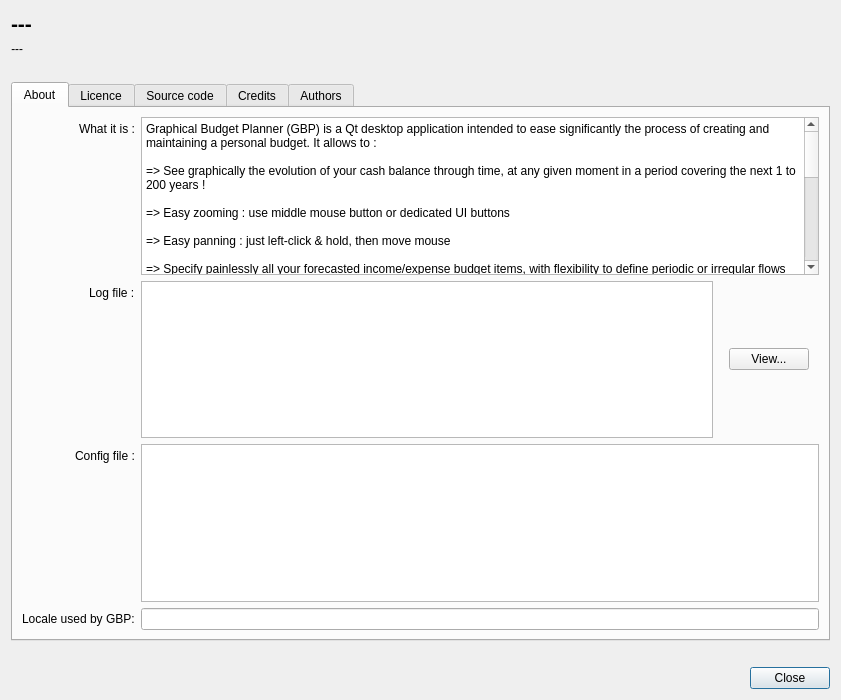
The window that src/aboutdialog.ui (redmoon1945/gbp) describes before a commit, drawn with Qt 5.
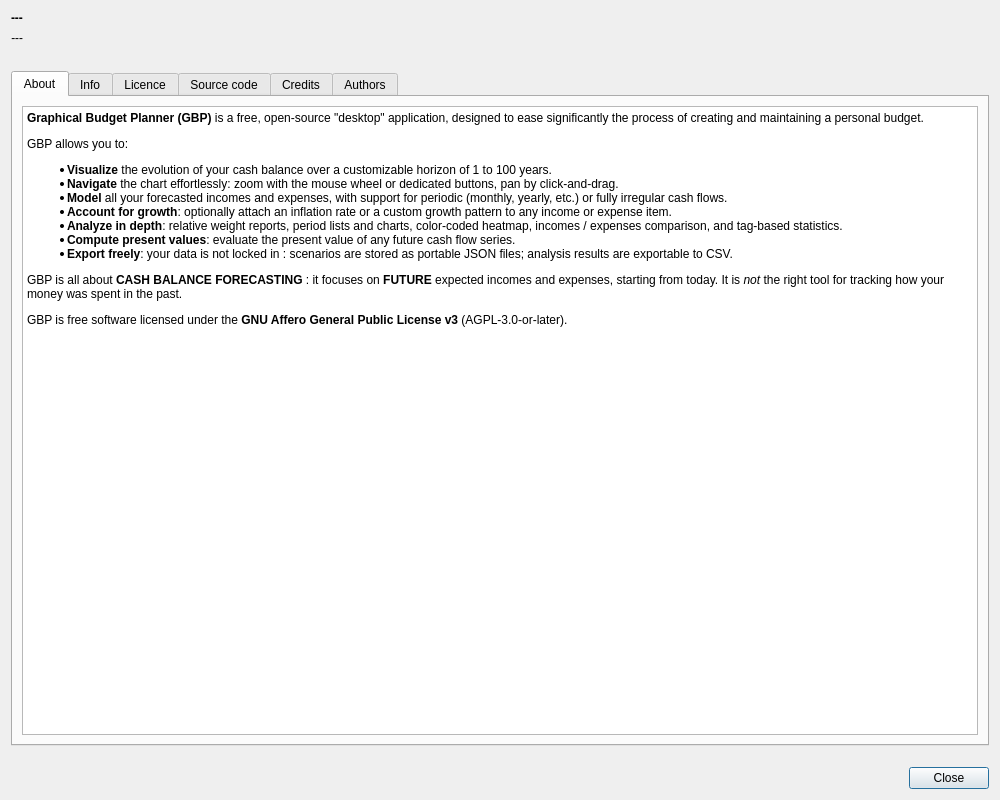
The same window after the commit. The open tabs and pages were chosen to show the change.

Diff of the .ui file:
```diff
--- a/src/aboutdialog.ui
+++ b/src/aboutdialog.ui
@@ -6,8 +6,8 @@
    <rect>
     <x>0</x>
     <y>0</y>
-    <width>841</width>
-    <height>700</height>
+    <width>1000</width>
+    <height>800</height>
    </rect>
   </property>
   <property name="windowTitle">
@@ -23,7 +23,6 @@
       <widget class="QLabel" name="appLabel">
        <property name="font">
         <font>
-         <pointsize>16</pointsize>
          <bold>true</bold>
         </font>
        </property>
@@ -72,6 +71,41 @@
         <attribute name="title">
          <string>About</string>
         </attribute>
+        <layout class="QVBoxLayout" name="verticalLayout_about">
+         <item>
+          <widget class="QTextBrowser" name="plainTextEdit">
+           <property name="readOnly">
+            <bool>true</bool>
+           </property>
+           <property name="html">
+            <string>&lt;!DOCTYPE HTML PUBLIC &quot;-//W3C//DTD HTML 4.0//EN&quot; &quot;http://www.w3.org/TR/REC-html40/strict.dtd&quot;&gt;
+&lt;html&gt;&lt;head&gt;&lt;meta name=&quot;qrichtext&quot; content=&quot;1&quot; /&gt;&lt;meta charset=&quot;utf-8&quot; /&gt;&lt;style type=&quot;text/css&quot;&gt;
+p, li { white-space: pre-wrap; }
+hr { height: 1px; border-width: 0; }
+li.unchecked::marker { content: &quot;\2610&quot;; }
+li.checked::marker { content: &quot;\2612&quot;; }
+&lt;/style&gt;&lt;/head&gt;&lt;body&gt;
+&lt;p style=&quot; margin-top:12px; margin-bottom:12px; margin-left:0px; margin-right:0px; -qt-block-indent:0; text-indent:0px;&quot;&gt;&lt;span style=&quot; font-weight:700;&quot;&gt;Graphical Budget Planner (GBP)&lt;/span&gt; is a free, open-source &amp;quot;desktop&amp;quot; application, designed to ease significantly the process of creating and maintaining a personal budget.&lt;/p&gt;
+&lt;p style=&quot; margin-top:12px; margin-bottom:12px; margin-left:0px; margin-right:0px; -qt-block-indent:0; text-indent:0px;&quot;&gt;GBP allows you to:&lt;/p&gt;
+&lt;ul style=&quot;margin-top: 0px; margin-bottom: 0px; margin-left: 0px; margin-right: 0px; -qt-list-indent: 1;&quot;&gt;
+&lt;li style=&quot; margin-top:12px; margin-bottom:0px; margin-left:0px; margin-right:0px; -qt-block-indent:0; text-indent:0px;&quot;&gt;&lt;span style=&quot; font-weight:700;&quot;&gt;Visualize&lt;/span&gt; the evolution of your cash balance over a customizable horizon of 1 to 100 years.&lt;/li&gt;
+&lt;li style=&quot; margin-top:0px; margin-bottom:0px; margin-left:0px; margin-right:0px; -qt-block-indent:0; text-indent:0px;&quot;&gt;&lt;span style=&quot; font-weight:700;&quot;&gt;Navigate&lt;/span&gt; the chart effortlessly: zoom with the mouse wheel or dedicated buttons, pan by click-and-drag.&lt;/li&gt;
+&lt;li style=&quot; margin-top:0px; margin-bottom:0px; margin-left:0px; margin-right:0px; -qt-block-indent:0; text-indent:0px;&quot;&gt;&lt;span style=&quot; font-weight:700;&quot;&gt;Model&lt;/span&gt; all your forecasted incomes and expenses, with support for periodic (monthly, yearly, etc.) or fully irregular cash flows.&lt;/li&gt;
+&lt;li style=&quot; margin-top:0px; margin-bottom:0px; margin-left:0px; margin-right:0px; -qt-block-indent:0; text-indent:0px;&quot;&gt;&lt;span style=&quot; font-weight:700;&quot;&gt;Account for growth&lt;/span&gt;: optionally attach an inflation rate or a custom growth pattern to any income or expense item.&lt;/li&gt;
+&lt;li style=&quot; margin-top:0px; margin-bottom:0px; margin-left:0px; margin-right:0px; -qt-block-indent:0; text-indent:0px;&quot;&gt;&lt;span style=&quot; font-weight:700;&quot;&gt;Analyze in depth&lt;/span&gt;: relative weight reports, period lists and charts, color-coded heatmap, incomes / expenses comparison, and tag-based statistics.&lt;/li&gt;
+&lt;li style=&quot; margin-top:0px; margin-bottom:0px; margin-left:0px; margin-right:0px; -qt-block-indent:0; text-indent:0px;&quot;&gt;&lt;span style=&quot; font-weight:700;&quot;&gt;Compute present values&lt;/span&gt;: evaluate the present value of any future cash flow series.&lt;/li&gt;
+&lt;li style=&quot; margin-top:0px; margin-bottom:12px; margin-left:0px; margin-right:0px; -qt-block-indent:0; text-indent:0px;&quot;&gt;&lt;span style=&quot; font-weight:700;&quot;&gt;Export freely&lt;/span&gt;: your data is not locked in : scenarios are stored as portable JSON files; analysis results are exportable to CSV.&lt;/li&gt;&lt;/ul&gt;
+&lt;p style=&quot; margin-top:12px; margin-bottom:12px; margin-left:0px; margin-right:0px; -qt-block-indent:0; text-indent:0px;&quot;&gt;GBP is all about &lt;span style=&quot; font-weight:700;&quot;&gt;CASH BALANCE FORECASTING&lt;/span&gt; : it focuses on &lt;span style=&quot; font-weight:700;&quot;&gt;FUTURE&lt;/span&gt; expected incomes and expenses, starting from today. It is &lt;span style=&quot; font-style:italic;&quot;&gt;not&lt;/span&gt; the right tool for tracking how your money was spent in the past.&lt;/p&gt;
+&lt;p style=&quot; margin-top:12px; margin-bottom:12px; margin-left:0px; margin-right:0px; -qt-block-indent:0; text-indent:0px;&quot;&gt;GBP is free software licensed under the &lt;span style=&quot; font-weight:700;&quot;&gt;GNU Affero General Public License v3&lt;/span&gt; (AGPL-3.0-or-later).&lt;/p&gt;&lt;/body&gt;&lt;/html&gt;</string>
+           </property>
+          </widget>
+         </item>
+        </layout>
+       </widget>
+       <widget class="QWidget" name="info">
+        <attribute name="title">
+         <string>Info</string>
+        </attribute>
         <layout class="QVBoxLayout" name="verticalLayout_8">
          <item>
           <layout class="QVBoxLayout" name="verticalLayout_7">
@@ -81,50 +115,13 @@
               <set>Qt::AlignmentFlag::AlignRight|Qt::AlignmentFlag::AlignTrailing|Qt::AlignmentFlag::AlignVCenter</set>
              </property>
              <item row="0" column="0">
-              <widget class="QLabel" name="label_3">
-               <property name="text">
-                <string>What it is :</string>
-               </property>
-              </widget>
-             </item>
-             <item row="0" column="1">
-              <widget class="QPlainTextEdit" name="plainTextEdit">
-               <property name="readOnly">
-                <bool>true</bool>
-               </property>
-               <property name="plainText">
-                <string>Graphical Budget Planner (GBP) is a Qt desktop application intended to ease significantly the process of creating and maintaining a personal budget. It allows to :
-
-=&gt; See graphically the evolution of your cash balance through time, at any given moment in a period covering the next 1 to 200 years !
-
-=&gt; Easy zooming : use middle mouse button or dedicated UI buttons 
-
-=&gt; Easy panning : just left-click &amp; hold, then move mouse
-
-=&gt; Specify painlessly all your forecasted income/expense budget items, with flexibility to define periodic or irregular flows of incomes/expenses.
-
-=&gt; Optionally define inflation, either as a constant value or a complex series of changing values.
-
-=&gt; Optionally define a custom monthly growth pattern for any income/expense specification , expressed either as a constant value or a complex series of changing values.
-
-=&gt; Perform automatically different types of analysis on your data, like relative weight of incomes/expenses over custom period, monthly and yearly reports.
-
-=&gt; Your data is not locked in : all scenarios are formatted as JSON file, and resulting/analysis data are exportable in CSV format.
-
-GBP is all about CASH BALANCE FORECASTING : the key principle adopted is to take into consideration the FUTURE incomes/expenses expected. Consequently, this is not the right tool if you want to know how and when your money has been spent in the past (that is &quot;before today&quot;).
-
-</string>
-               </property>
-              </widget>
-             </item>
-             <item row="1" column="0">
               <widget class="QLabel" name="label_2">
                <property name="text">
                 <string>Log file :</string>
                </property>
               </widget>
              </item>
-             <item row="1" column="1">
+             <item row="0" column="1">
               <layout class="QHBoxLayout" name="horizontalLayout_3">
                <item>
                 <widget class="QPlainTextEdit" name="logFilePlainTextEdit">
@@ -152,10 +149,7 @@
                <item>
                 <widget class="QPushButton" name="viewLogPushButton">
                  <property name="text">
-                  <string>View...</string>
-                 </property>
-                 <property name="autoDefault">
-                  <bool>false</bool>
+                  <string>View</string>
                  </property>
                 </widget>
                </item>
@@ -177,28 +171,28 @@
                </item>
               </layout>
              </item>
-             <item row="3" column="0">
+             <item row="1" column="0">
               <widget class="QLabel" name="label">
                <property name="text">
                 <string>Config file :</string>
                </property>
               </widget>
              </item>
-             <item row="3" column="1">
+             <item row="1" column="1">
               <widget class="QPlainTextEdit" name="configFilePlainTextEdit">
                <property name="readOnly">
                 <bool>true</bool>
                </property>
               </widget>
              </item>
-             <item row="4" column="0">
+             <item row="2" column="0">
               <widget class="QLabel" name="label_4">
                <property name="text">
-                <string>Locale used by GBP:</string>
+                <string>Locale used :</string>
                </property>
               </widget>
              </item>
-             <item row="4" column="1">
+             <item row="2" column="1">
               <layout class="QHBoxLayout" name="horizontalLayout_2">
                <item>
                 <widget class="QLineEdit" name="localeLineEdit">
@@ -326,7 +320,7 @@
        <property name="sizeHint" stdset="0">
         <size>
          <width>20</width>
-         <height>20</height>
+         <height>15</height>
         </size>
        </property>
       </spacer>
```
Left out of the diff: 56 changed lines with no effect on the pictures.
